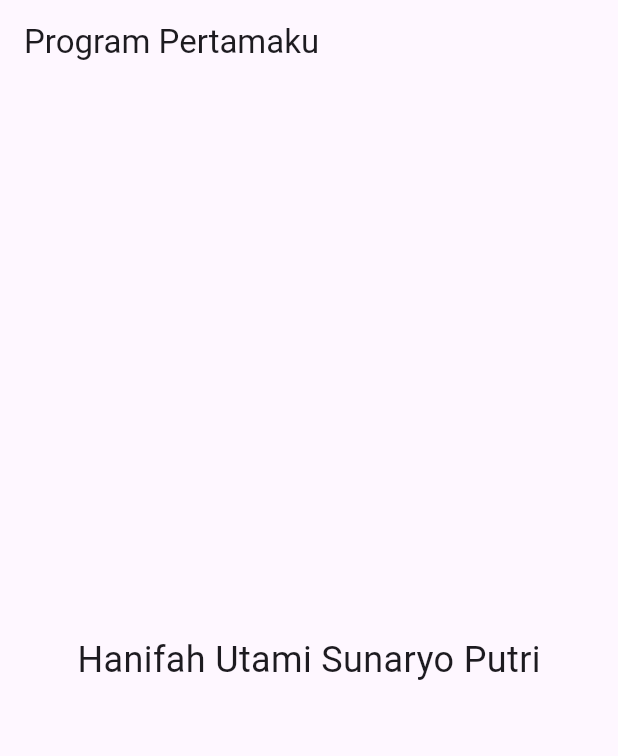
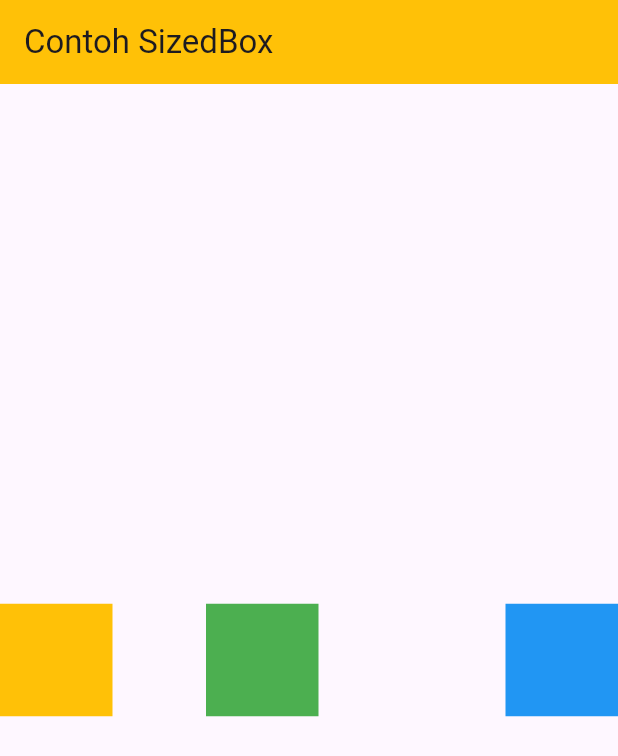
Before and after one commit to hanifahifa/PRAKTIKUM_MOBILE, a Flutter app: the screen it shows after launch, on a phone screen of 412 x 824 dp. Shown: the top 756 px of the screen. Run offline on Flutter 3.47's test engine with Material 3 defaults, Android fonts, the phone set to English and light mode, and no system bars.

Commit message:
new push percobaan 2

```diff
--- a/lib/main.dart
+++ b/lib/main.dart
@@ -2,6 +2,10 @@ import 'package:flutter/material.dart';
 
 void main() {
   runApp(const MyApp());
+}
+
+Container kotakUji(Color warna) {
+  return Container(width: 75, height: 75, color: warna);
 }
 
 class MyApp extends StatelessWidget {
@@ -10,12 +14,23 @@ class MyApp extends StatelessWidget {
   @override
   Widget build(BuildContext context) {
     return MaterialApp(
+      title: 'Contoh SizedBox',
       home: Scaffold(
-        appBar: AppBar(title: const Text("Program Pertamaku")),
-        body: const Center(
-          child: Text(
-            "Hanifah Utami Sunaryo Putri", // ganti dengan namamu
-            style: TextStyle(fontSize: 24),
+        appBar: AppBar(
+          backgroundColor: Colors.amber,
+          title: const Text('Contoh SizedBox'),
+        ),
+        body: Center(
+          child: Row(
+            mainAxisAlignment: MainAxisAlignment.center,
+            crossAxisAlignment: CrossAxisAlignment.center,
+            children: [
+              kotakUji(Colors.amber),
+              const Spacer(flex: 1),
+              kotakUji(Colors.green),
+              const Spacer(flex: 2),
+              kotakUji(Colors.blue),
+            ],
           ),
         ),
       ),
```
